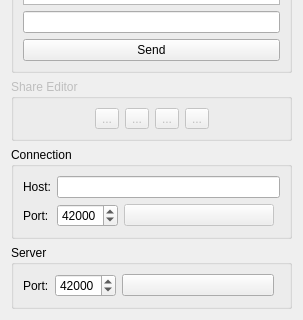
testmana2/test, file Cooperation/ChatWidget.ui: the form before one commit; both pictures show x 0 to 303 and y 457 to 777 of the 303 by 777 pixel window.
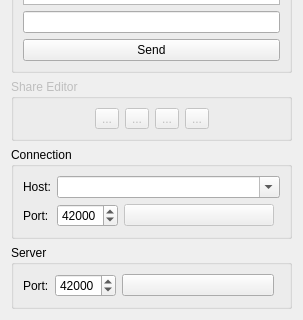
The form after the commit. Custom widgets are drawn as their Qt base class.

Commit message: Added code to remember the 20 most recently connected hosts.

```diff
--- a/Cooperation/ChatWidget.ui
+++ b/Cooperation/ChatWidget.ui
@@ -187,7 +187,26 @@
        </widget>
       </item>
       <item row="0" column="1" colspan="3">
-       <widget class="QLineEdit" name="hostEdit"/>
+       <widget class="QComboBox" name="hostEdit">
+        <property name="sizePolicy">
+         <sizepolicy hsizetype="Expanding" vsizetype="Fixed">
+          <horstretch>0</horstretch>
+          <verstretch>0</verstretch>
+         </sizepolicy>
+        </property>
+        <property name="toolTip">
+         <string>Enter the host to connect to</string>
+        </property>
+        <property name="editable">
+         <bool>true</bool>
+        </property>
+        <property name="insertPolicy">
+         <enum>QComboBox::InsertAtTop</enum>
+        </property>
+        <property name="sizeAdjustPolicy">
+         <enum>QComboBox::AdjustToMinimumContentsLength</enum>
+        </property>
+       </widget>
       </item>
       <item row="1" column="0">
        <widget class="QLabel" name="label_3">
```
Left out of the diff: 12 changed lines with no effect on the pictures. The commit also changes 16 other files.
